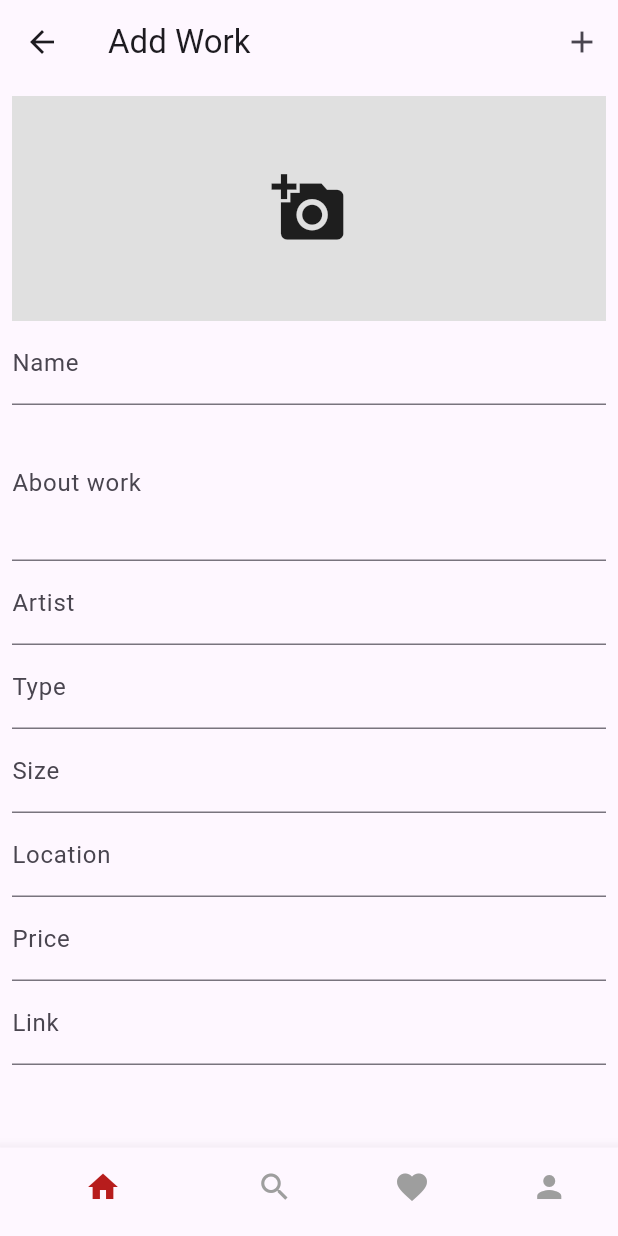
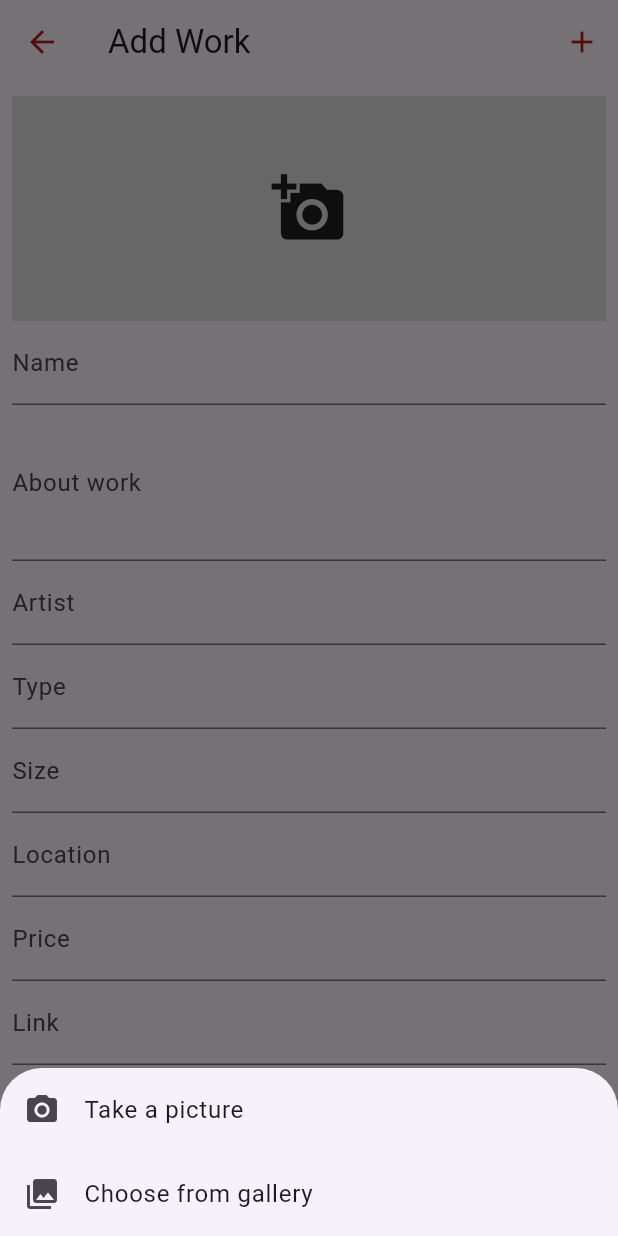
Before and after one commit to Erdal-Tanirkut/OUABootcampFlutter11, a Flutter app: the AddPostView screen opened directly, after a tap on the "add a photo" icon, on a phone screen of 412 x 824 dp. Run offline on Flutter 3.47's test engine with Material 3 defaults, Android fonts, the phone set to English and light mode, and no system bars; our stand-ins replace cloud_firestore, firebase_core, image_picker, youtube_player_flutter; accounts and stored records are empty.

Commit message:
product add ekranı güncellendi ve kamera seçeneği eklendi.

```diff
--- a/lib/test_main.dart
+++ b/lib/test_main.dart
@@ -4,14 +4,17 @@ import 'package:muse/views/add_post/add_post_state.dart';
 import 'package:muse/views/add_post/add_post_view.dart';
 
 void main() {
-  runApp(TestApp());
+  runApp(TestApp()); //testing add_post screen
 }
 
+final GlobalKey<NavigatorState> navigatorKey = GlobalKey<NavigatorState>();
 class TestApp extends StatelessWidget {
+  final GlobalKey<NavigatorState> navigatorKey = GlobalKey<NavigatorState>();
   @override
   Widget build(BuildContext context) {
     return MaterialApp(
       title: 'Test Add Post Page',
+      navigatorKey: navigatorKey,
       home: ChangeNotifierProvider(
         create: (_) => AddPostState(),
         child: AddPostView(),
--- a/lib/views/add_post/add_post_state.dart
+++ b/lib/views/add_post/add_post_state.dart
@@ -6,17 +6,43 @@ class AddPostState with ChangeNotifier {
   final ImagePicker _picker = ImagePicker();
   XFile? imageFile;
 
-  Future<void> pickImage() async {
+  Future<void> pickImage(BuildContext context) async {
+    final ImageSource? source = await _showImageSourceDialog(context);
+    if (source == null)
+      return;
+
     try {
-      final XFile? selectedImage =
-          await _picker.pickImage(source: ImageSource.gallery);
+      final XFile? selectedImage = await _picker.pickImage(source: source);
       if (selectedImage != null) {
         imageFile = selectedImage;
         notifyListeners();
       }
     } catch (e) {
-      print("Resim alma başarili olamadi: $e");
+      print("Failed to pick image: $e");
     }
+  }
+
+  Future<ImageSource?> _showImageSourceDialog(BuildContext context) async {
+    return showModalBottomSheet<ImageSource>(
+      context: context,
+      builder: (context) => SafeArea(
+        child: Column(
+          mainAxisSize: MainAxisSize.min,
+          children: <Widget>[
+            ListTile(
+              leading: const Icon(Icons.camera_alt),
+              title: const Text('Take a picture'),
+              onTap: () => Navigator.of(context).pop(ImageSource.camera),
+            ),
+            ListTile(
+              leading: const Icon(Icons.photo_library),
+              title: const Text('Choose from gallery'),
+              onTap: () => Navigator.of(context).pop(ImageSource.gallery),
+            ),
+          ],
+        ),
+      ),
+    );
   }
 
   final nameController = TextEditingController();
--- a/lib/views/add_post/add_post_view.dart
+++ b/lib/views/add_post/add_post_view.dart
@@ -25,13 +25,13 @@ class _AddPostViewState extends State<AddPostView> {
     return Scaffold(
       appBar: AppBar(
         leading: IconButton(
-          icon: const Icon(Icons.arrow_back),
+          icon: const Icon(Icons.arrow_back, color: Color(0xFFB71C1C)),
           onPressed: () => Navigator.of(context).pop(),
         ),
         title: const Text('Add Work'),
         actions: [
           IconButton(
-            icon: const Icon(Icons.add),
+            icon: const Icon(Icons.add, color: Color(0xFFB71C1C)),
             onPressed: () {
               final state = Provider.of<AddPostState>(context, listen: false);
               if (state.formKey.currentState!.validate()) {
@@ -51,7 +51,7 @@ class _AddPostViewState extends State<AddPostView> {
               children: <Widget>[
                 GestureDetector(
                   onTap: () async {
-                    await state.pickImage();
+                    await state.pickImage(context);
                   },
                   child: Container(
                     height: 150,
--- a/lib/views/sign_up/sign_up_view.dart
+++ b/lib/views/sign_up/sign_up_view.dart
@@ -22,7 +22,7 @@
             children: [
               IconButton(
                 alignment: Alignment.topLeft,
-                icon: Icon(Icons.arrow_back, color: Colors.red),
+                icon: Icon(Icons.arrow_back, color: Color(0xFFB71C1C)),
                 onPressed: () {
                   Navigator.pop(context); // Navigate to the previous screen
                 },
@@ -87,7 +87,7 @@
               SizedBox(height: 24),
               ElevatedButton(
                 style: ElevatedButton.styleFrom(
-                  backgroundColor: Colors.red,
+                  backgroundColor: Color(0xFFB71C1C),
                   padding: EdgeInsets.symmetric(vertical: 16),
                 ),
                 onPressed: () {
@@ -112,7 +112,7 @@
                       TextSpan(
                         text: 'Sign in',
                         style: const TextStyle(
-                          color: Colors.red,
+                          color: Color(0xFFB71C1C),
                           fontWeight: FontWeight.bold,
                         ),
                         recognizer: TapGestureRecognizer()
```
Also changed, not shown: lib/views/sign_in/sign_in_view.dart (+5 -4 lines).
